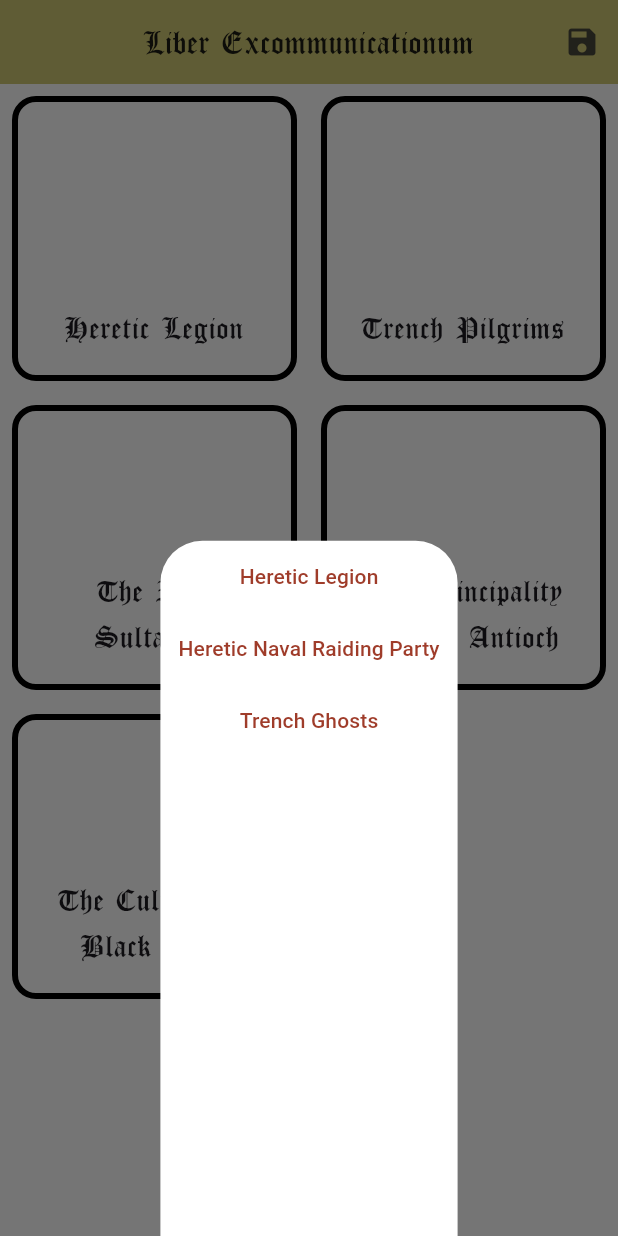
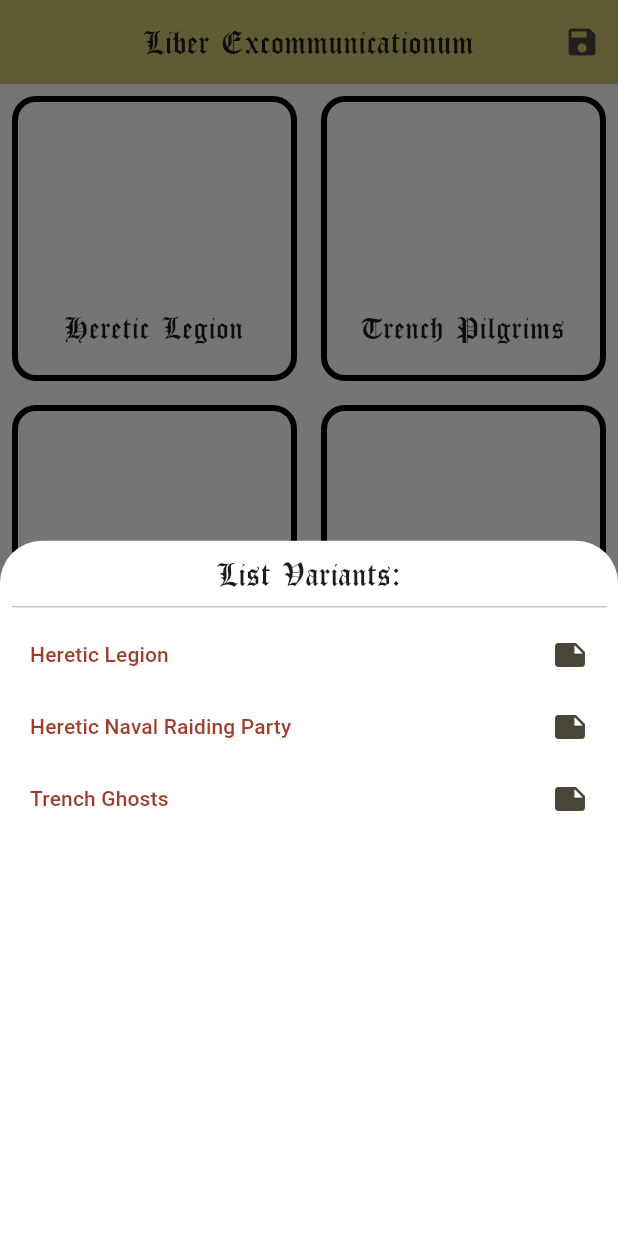
Before and after one commit to LuisAyuso/liber_excommunicationum, a Flutter app: the screen it shows after launch, after a tap on "Let's go already!", after a tap on "Heretic Legion", on a phone screen of 412 x 824 dp. Run offline on Flutter 3.47's test engine with Material 3 defaults, Android fonts, the phone set to English and light mode, and no system bars; our stand-ins replace flutter_markdown, shared_preferences.

Commit message:
VersBeta 0.8

```diff
--- a/lib/main.dart
+++ b/lib/main.dart
@@ -6,6 +6,7 @@ import 'package:shared_preferences/shared_preferences.dart';
 
 import 'package:tc_thing/model/model.dart';
 import 'package:tc_thing/model/warband.dart';
+import 'package:tc_thing/roster_view.dart';
 import 'package:tc_thing/utils/utils.dart';
 
 import 'controls/content_lex.dart';
@@ -242,7 +243,7 @@ class WarbandButton extends StatelessWidget {
 
   void onTap(
     BuildContext context,
-    Armory armoy,
+    Armory armory,
     Roster roster,
     List<RosterVariant> variants,
   ) {
@@ -252,7 +253,7 @@ class WarbandButton extends StatelessWidget {
       Navigator.push(
         context,
         MaterialPageRoute(
-          builder: (ctx) => WarbandPage(armory: armoy, roster: lists.first),
+          builder: (ctx) => WarbandPage(armory: armory, roster: lists.first),
         ),
       );
       return;
@@ -262,23 +263,48 @@ class WarbandButton extends StatelessWidget {
       backgroundColor: Theme.of(context).scaffoldBackgroundColor,
       context: context,
       builder: (BuildContext context) {
-        return Column(
+        return Container(
+          padding: const EdgeInsets.all(8),
+          child: Column(
             children: [
+              Text(
+                "List Variants:",
+                textAlign: TextAlign.center,
+                style: Theme.of(context).textTheme.titleLarge,
+              ),
+              const Divider(),
               ...lists.map<Widget>(
-              (newRoster) => TextButton(
+                (newRoster) => Row(
+                  children: [
+                    TextButton(
                       onPressed: () {
                         Navigator.pushReplacement(
                           context,
                           MaterialPageRoute(
                             builder: (ctx) =>
-                          WarbandPage(armory: armoy, roster: newRoster),
+                                WarbandPage(armory: armory, roster: newRoster),
                           ),
                         );
                       },
                       child: Text(newRoster.name),
                     ),
+                    const Spacer(),
+                    IconButton(
+                        onPressed: () {
+                          Navigator.push(
+                            context,
+                            MaterialPageRoute(
+                              builder: (context) =>
+                                  RosterPreview(roster: roster, armory: armory),
+                            ),
+                          );
+                        },
+                        icon: const Icon(Icons.note))
+                  ],
+                ),
               )
             ],
+          ),
         );
       },
     );
--- a/lib/welcome_view.dart
+++ b/lib/welcome_view.dart
@@ -42,7 +42,7 @@ class _WelcomeState extends State<Welcome> {
                                 .apply(fontSizeFactor: 1.3),
                             textAlign: TextAlign.center,
                           ),
-                          const Text("Beta 0.7"),
+                          const Text("Beta 0.8"),
                         ],
                       ),
                       FutureBuilder(
```
Also changed, not shown: lib/model/model.dart (+9 -11 lines), lib/roster_view.dart (+8 -2 lines), 3 other files. Lines whose indentation alone changed are shown as unchanged.
